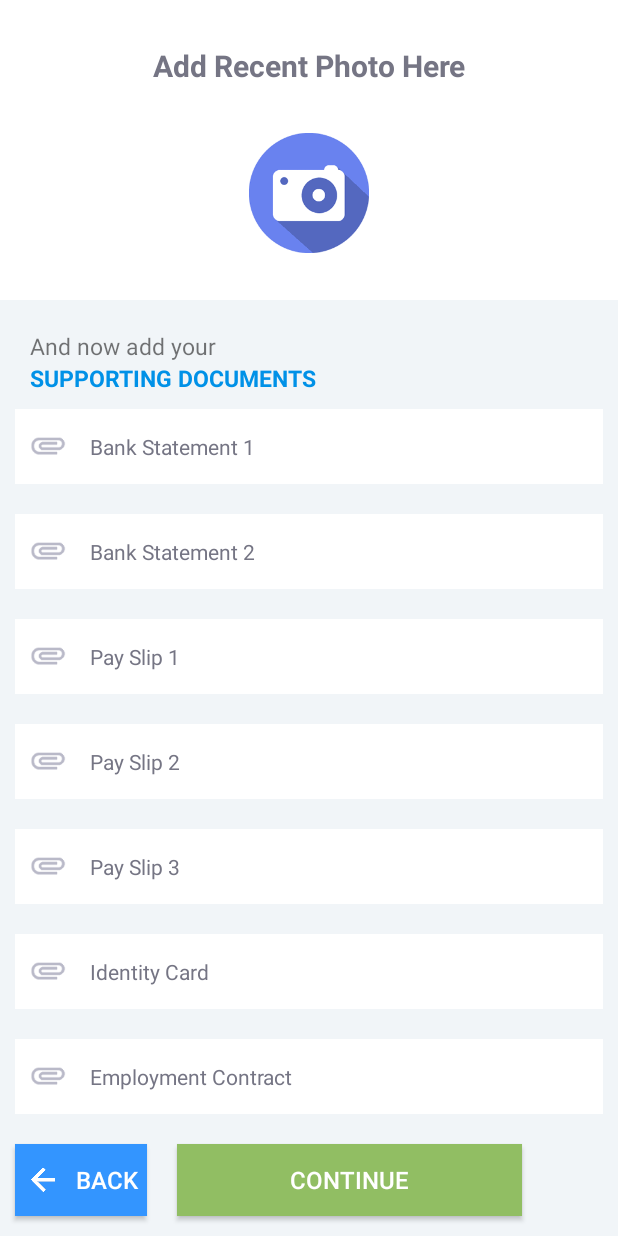
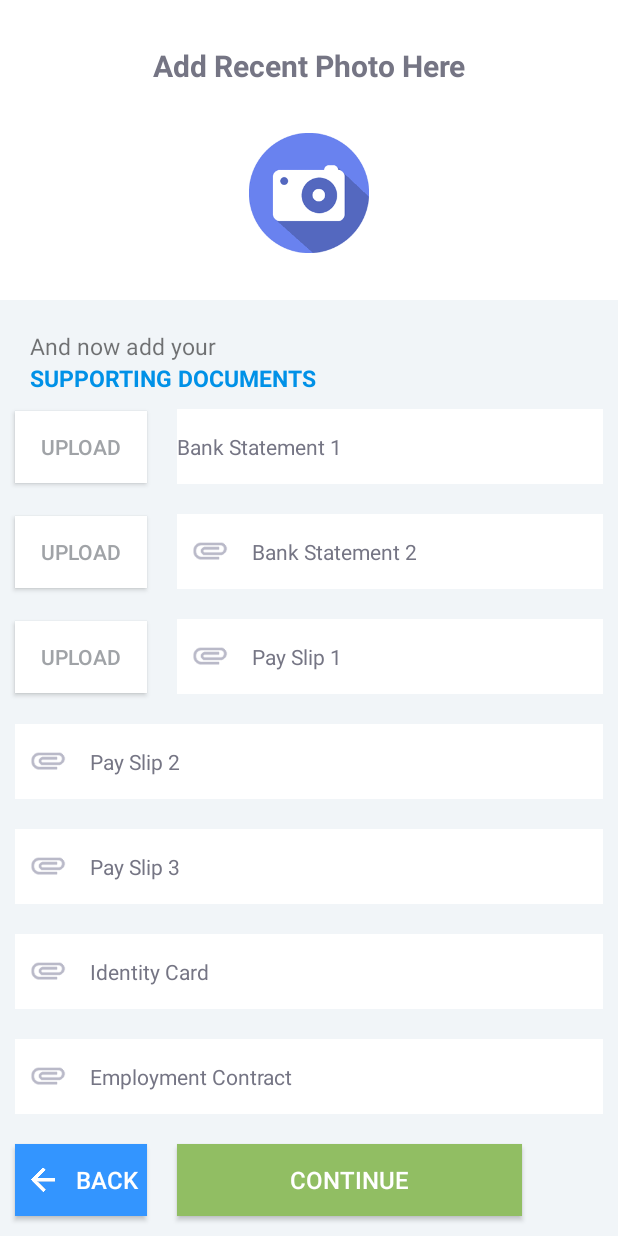
Before and after one commit to devappstudio/DigiB, an Android app: the RegDocuments screen opened directly, with no data from a screen before it, on a phone screen of 412 x 824 dp. Run offline under Robolectric (Android 15) with nearby library versions, the phone set to English and light mode, and no system bars.

Commit message:
filechooser added

```diff
--- a/DigibanQ/app/src/main/AndroidManifest.xml
+++ b/DigibanQ/app/src/main/AndroidManifest.xml
@@ -1,7 +1,7 @@
 <?xml version="1.0" encoding="utf-8"?>
 <manifest xmlns:android="http://schemas.android.com/apk/res/android"
     package="info.androidhive.digibanq">
-
+    <uses-permission android:name="android.permission.WRITE_EXTERNAL_STORAGE" />
     <application
         android:allowBackup="true"
         android:icon="@mipmap/ic_launcher"
--- a/DigibanQ/app/src/main/java/dev/mobile/digibanq/activity/MainActivity.java
+++ b/DigibanQ/app/src/main/java/dev/mobile/digibanq/activity/MainActivity.java
@@ -44,7 +44,7 @@ public class MainActivity extends AppCompatActivity {
         signup.setOnClickListener(new View.OnClickListener(){
             public void onClick(View v) {
                 // Perform action on click
-                Intent reg = new Intent(MainActivity.this, LeanActivity.class);
+                Intent reg = new Intent(MainActivity.this, Register.class);
                 MainActivity.this.startActivity(reg);
             }
 
--- a/DigibanQ/app/src/main/java/dev/mobile/digibanq/activity/RegDocuments.java
+++ b/DigibanQ/app/src/main/java/dev/mobile/digibanq/activity/RegDocuments.java
@@ -10,6 +10,7 @@ import android.view.Window;
 import android.view.WindowManager;
 import android.widget.Button;
 import android.widget.ImageView;
+import android.widget.Toast;
 
 import java.io.IOException;
 
@@ -21,7 +22,7 @@ import info.androidhive.digibanq.R;
 public class RegDocuments extends AppCompatActivity{
 
     ImageView upload_profile;
-    Button back, next;
+    Button back, next, dirChooserButton1;
     @Override
     protected void onCreate(Bundle savedInstanceState) {
         super.onCreate(savedInstanceState);
@@ -31,7 +32,104 @@ public class RegDocuments extends AppCompatActivity{
                 WindowManager.LayoutParams.FLAG_FULLSCREEN);
 
         setContentView(R.layout.reg_documents);
-        upload_profile = (ImageView)findViewById(R.id.upload_profile);
+        //Button1
+        dirChooserButton1 = (Button) findViewById(R.id.upload_bs_one);
+        dirChooserButton1.setOnClickListener(new View.OnClickListener()
+        {
+            String m_chosen;
+            @Override
+            public void onClick(View v) {
+                /////////////////////////////////////////////////////////////////////////////////////////////////
+                //Create FileOpenDialog and register a callback
+                /////////////////////////////////////////////////////////////////////////////////////////////////
+                SimpleFileDialog FileOpenDialog =  new SimpleFileDialog(RegDocuments.this, "FileOpen",
+                        new SimpleFileDialog.SimpleFileDialogListener()
+                        {
+                            @Override
+                            public void onChosenDir(String chosenDir)
+                            {
+                                // The code in this function will be executed when the dialog OK button is pushed
+                                m_chosen = chosenDir;
+                                Toast.makeText(RegDocuments.this, "Chosen FileOpenDialog File: " +
+                                        m_chosen, Toast.LENGTH_LONG).show();
+                            }
+                        });
+
+                //You can change the default filename using the public variable "Default_File_Name"
+                FileOpenDialog.Default_File_Name = "";
+                FileOpenDialog.chooseFile_or_Dir();
+
+                /////////////////////////////////////////////////////////////////////////////////////////////////
+
+            }
+        });
+
+        //Button2
+        Button dirChooserButton2 = (Button) findViewById(R.id.upload_bs_two);
+        dirChooserButton2.setOnClickListener(new View.OnClickListener()
+        {
+            String m_chosen;
+            @Override
+            public void onClick(View v) {
+                /////////////////////////////////////////////////////////////////////////////////////////////////
+                //Create FileSaveDialog and register a callback
+                /////////////////////////////////////////////////////////////////////////////////////////////////
+                SimpleFileDialog FileSaveDialog =  new SimpleFileDialog(RegDocuments.this, "FileSave",
+                        new SimpleFileDialog.SimpleFileDialogListener()
+                        {
+                            @Override
+                            public void onChosenDir(String chosenDir)
+                            {
+                                // The code in this function will be executed when the dialog OK button is pushed
+                                m_chosen = chosenDir;
+                                Toast.makeText(RegDocuments.this, "Chosen FileOpenDialog File: " +
+                                        m_chosen, Toast.LENGTH_LONG).show();
+                            }
+                        });
+
+                //You can change the default filename using the public variable "Default_File_Name"
+                FileSaveDialog.Default_File_Name = "my_default.txt";
+                FileSaveDialog.chooseFile_or_Dir();
+
+                /////////////////////////////////////////////////////////////////////////////////////////////////
+
+            }
+        });
+
+        //Button3
+        Button dirChooserButton3 = (Button) findViewById(R.id.upload_ps_one);
+        dirChooserButton3.setOnClickListener(new View.OnClickListener()
+        {
+            String m_chosen;
+            @Override
+            public void onClick(View v) {
+
+                /////////////////////////////////////////////////////////////////////////////////////////////////
+                //Create FileOpenDialog and register a callback
+                /////////////////////////////////////////////////////////////////////////////////////////////////
+                SimpleFileDialog FolderChooseDialog =  new SimpleFileDialog(RegDocuments.this, "FolderChoose",
+                        new SimpleFileDialog.SimpleFileDialogListener()
+                        {
+                            @Override
+                            public void onChosenDir(String chosenDir)
+                            {
+                                // The code in this function will be executed when the dialog OK button is pushed
+                                m_chosen = chosenDir;
+                                Toast.makeText(RegDocuments.this, "Chosen FileOpenDialog File: " +
+                                        m_chosen, Toast.LENGTH_LONG).show();
+                            }
+                        });
+
+                FolderChooseDialog.chooseFile_or_Dir();
+
+                /////////////////////////////////////////////////////////////////////////////////////////////////
+
+            }
+        });
+
+
+
+    upload_profile = (ImageView)findViewById(R.id.upload_profile);
         back = (Button)findViewById(R.id.btn_back);
         next = (Button)findViewById(R.id.btn_cont);
 
--- a/DigibanQ/app/src/main/res/layout/reg_documents.xml
+++ b/DigibanQ/app/src/main/res/layout/reg_documents.xml
@@ -65,6 +65,19 @@
             android:textStyle="bold"
             android:text="SUPPORTING DOCUMENTS"
             android:textColor="@color/colorPrimary"/>
+        <LinearLayout
+            android:layout_width="match_parent"
+            android:layout_height="wrap_content"
+            android:orientation="horizontal">
+
+            <Button
+                android:id="@+id/upload_bs_one"
+                android:layout_width="wrap_content"
+                android:layout_height="wrap_content"
+                android:layout_margin="10dp"
+                android:background="@color/white"
+                android:textColor="@color/timestamp"
+                android:text="Upload"/>
 
             <EditText
                 android:layout_width="match_parent"
@@ -74,10 +87,24 @@
                 android:inputType="text"
                 android:hint="Bank Statement 1"
                 android:textColorHint="#757584"
-            android:drawableLeft="@drawable/upload_doc_icon"
                 android:textColor="#757584"
                 android:id="@+id/docOne"
                 android:textSize="14dp" />
+
+        </LinearLayout>
+        <LinearLayout
+            android:layout_width="match_parent"
+            android:layout_height="wrap_content"
+            android:orientation="horizontal">
+
+            <Button
+                android:id="@+id/upload_bs_two"
+                android:layout_width="wrap_content"
+                android:layout_height="wrap_content"
+                android:layout_margin="10dp"
+                android:background="@color/white"
+                android:textColor="@color/timestamp"
+                android:text="Upload"/>
 
             <EditText
                 android:layout_width="match_parent"
@@ -92,6 +119,21 @@
                 android:id="@+id/docTwo"
                 android:textSize="14dp" />
 
+        </LinearLayout>
+        <LinearLayout
+            android:layout_width="match_parent"
+            android:layout_height="wrap_content"
+            android:orientation="horizontal">
+
+            <Button
+                android:id="@+id/upload_ps_one"
+                android:layout_width="wrap_content"
+                android:layout_height="wrap_content"
+                android:layout_margin="10dp"
+                android:background="@color/white"
+                android:textColor="@color/timestamp"
+                android:text="Upload"/>
+
             <EditText
                 android:layout_width="match_parent"
                 android:layout_height="50dp"
@@ -104,6 +146,8 @@
                 android:textColor="#757584"
                 android:id="@+id/paySlipOne"
                 android:textSize="14dp" />
+
+        </LinearLayout>
 
         <EditText
             android:layout_width="match_parent"
```
Also changed, not shown: DigibanQ/app/src/main/java/dev/mobile/digibanq/activity/SimpleFileDialog.java (added, +360 -0 lines). Lines whose indentation alone changed are shown as unchanged.
